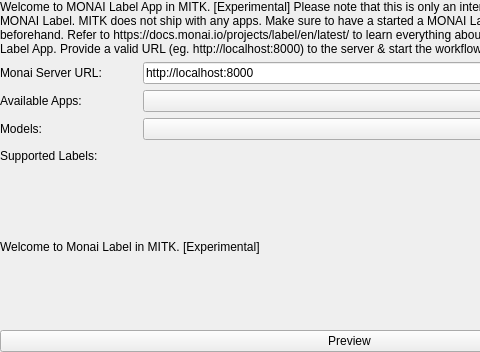
Old version of the form Modules/SegmentationUI/Qmitk/QmitkMonaiLabelToolGUIControls.ui in the repository MITK/MITK; both pictures show x 0 to 480 and y 0 to 352 of the 699 by 352 pixel window.
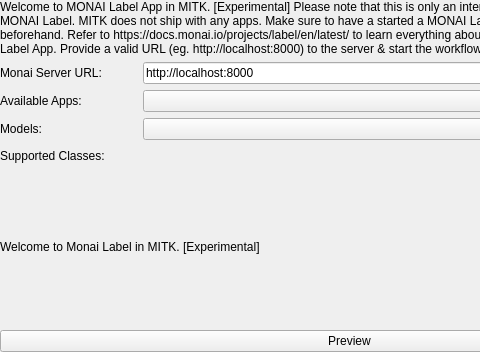
New version of the form. Custom widgets are drawn as their Qt base class.

```diff
--- a/Modules/SegmentationUI/Qmitk/QmitkMonaiLabelToolGUIControls.ui
+++ b/Modules/SegmentationUI/Qmitk/QmitkMonaiLabelToolGUIControls.ui
@@ -132,7 +132,7 @@
         </sizepolicy>
        </property>
        <property name="text">
-        <string>Supported Labels:</string>
+        <string>Supported Classes:</string>
        </property>
       </widget>
      </item>
```
